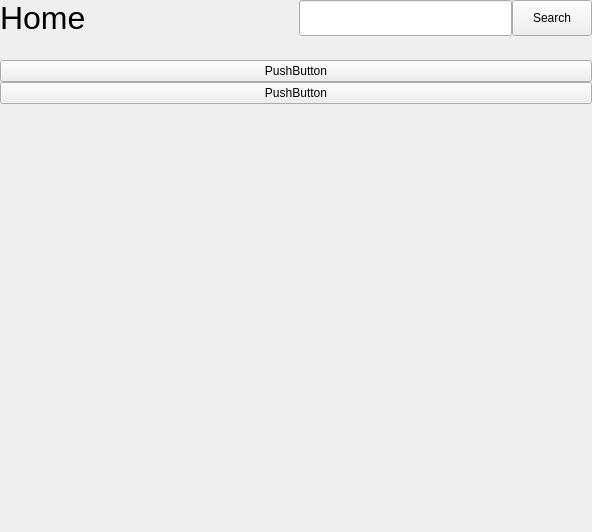
Old version of the form ui/home_view.ui in the repository bagusNA/bitbeat.
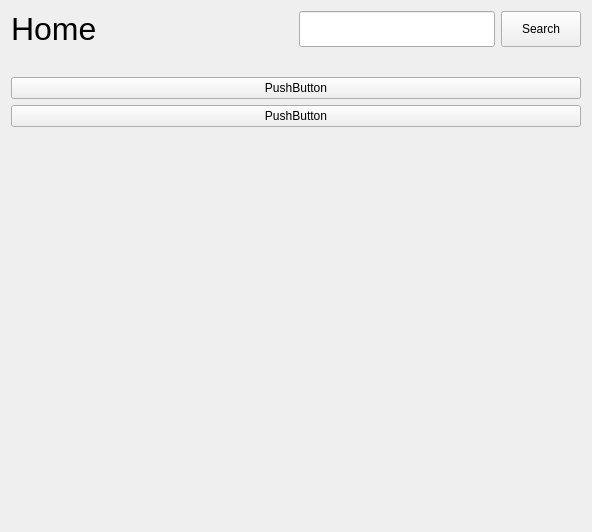
New version of the form. Icons and pictures are not drawn.

Commit message: Feat: Favourite and Setting view

What changed in the file:
```diff
--- a/ui/home_view.ui
+++ b/ui/home_view.ui
@@ -14,21 +14,6 @@
    <string>Form</string>
   </property>
   <layout class="QGridLayout" name="gridLayout">
-   <property name="leftMargin">
-    <number>0</number>
-   </property>
-   <property name="topMargin">
-    <number>0</number>
-   </property>
-   <property name="rightMargin">
-    <number>0</number>
-   </property>
-   <property name="bottomMargin">
-    <number>0</number>
-   </property>
-   <property name="spacing">
-    <number>0</number>
-   </property>
    <item row="0" column="0">
     <layout class="QHBoxLayout" name="horizontalLayout_4">
      <property name="topMargin">
```
The commit also changes 16 other files.
